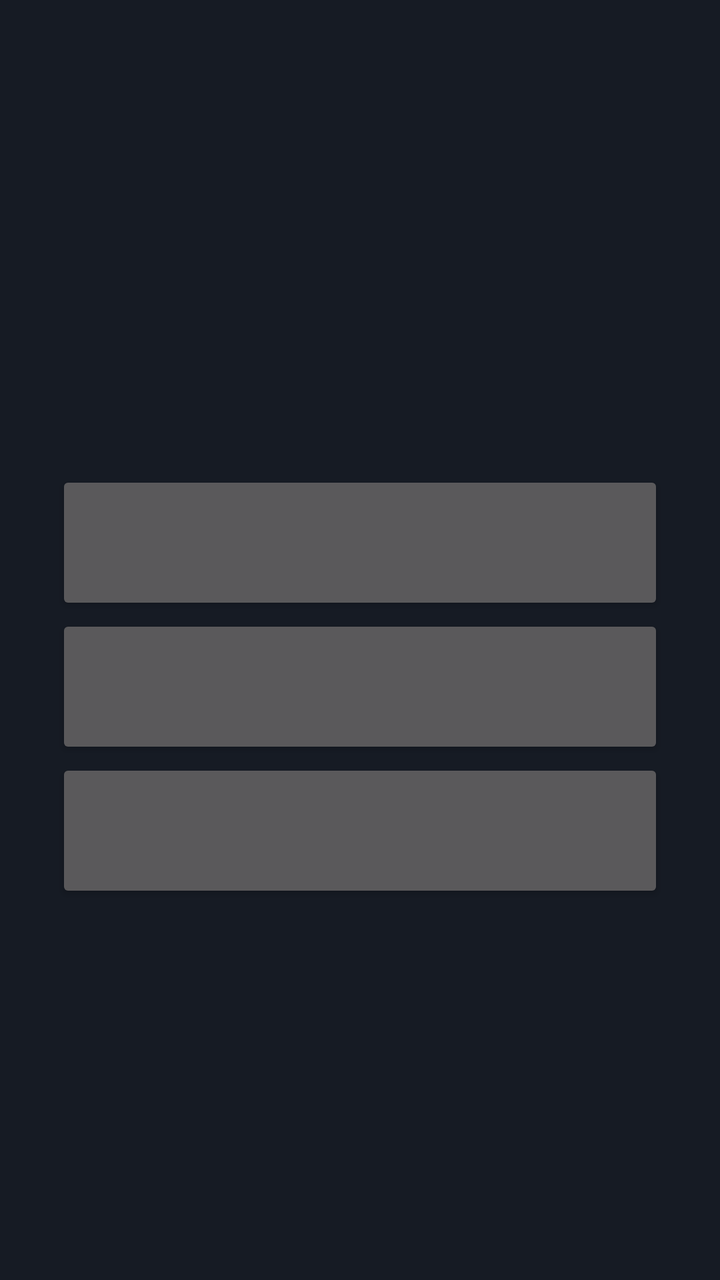
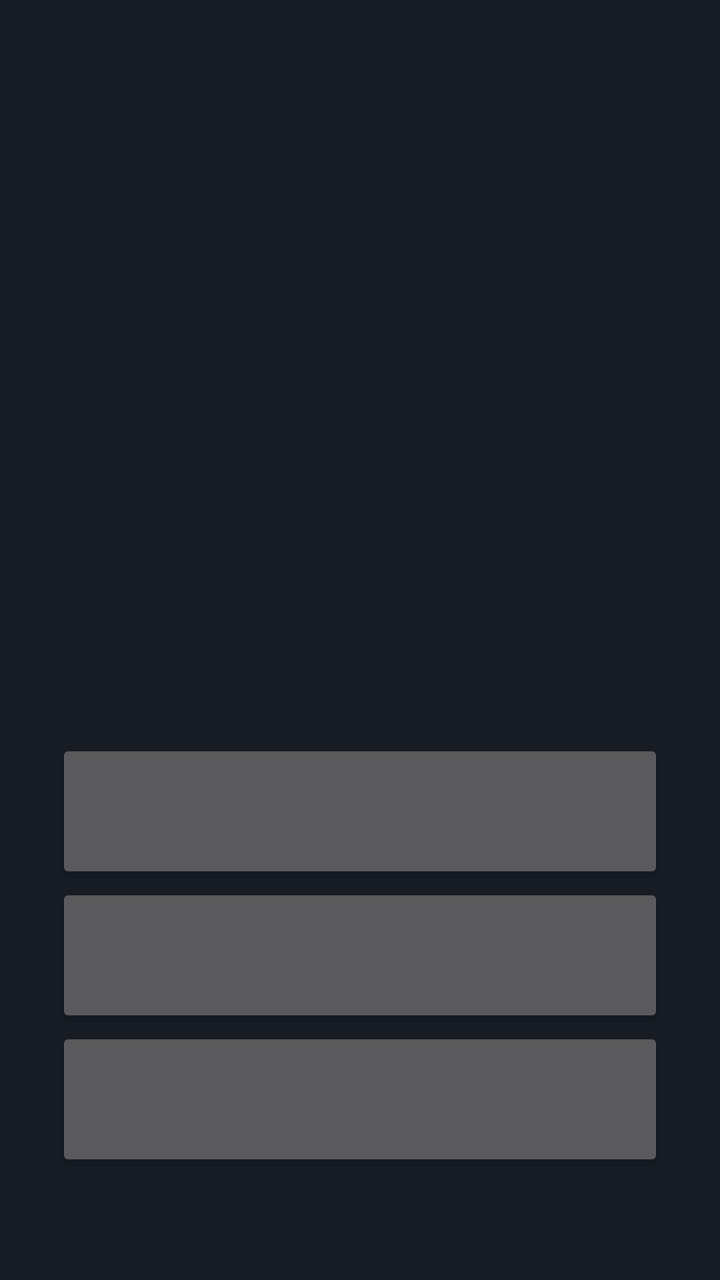

Compare the two renders of this Android layout. The source of the first and the diff that turns it into the second are given below.
<!-- AndroidManifest.xml: application theme Theme.NicegramVR.Start -->
<!-- res/layout/vr_room_panel.xml -->
<?xml version="1.0" encoding="utf-8"?>
<ScrollView xmlns:android="http://schemas.android.com/apk/res/android"
    android:layout_width="match_parent" android:layout_height="match_parent" android:background="#161B24" android:fillViewport="true">
    <LinearLayout android:layout_width="match_parent" android:layout_height="wrap_content" android:orientation="vertical" android:padding="28dp">
        <TextView android:id="@+id/room_title" android:layout_width="match_parent" android:layout_height="wrap_content" android:textColor="#E8ECF3" android:textSize="28sp" />
        <TextView android:id="@+id/room_notice" android:layout_width="match_parent" android:layout_height="wrap_content" android:layout_marginTop="12dp" android:textColor="#E8ECF3" android:textSize="20sp" />
        <TextView android:id="@+id/room_status" android:layout_width="match_parent" android:layout_height="wrap_content" android:layout_marginTop="12dp" android:textColor="#E8ECF3" android:textSize="22sp" android:accessibilityLiveRegion="polite" />
        <TextView android:id="@+id/room_people" android:layout_width="match_parent" android:layout_height="wrap_content" android:layout_marginTop="16dp" android:textColor="#E8ECF3" android:textSize="24sp" />
        <TextView android:id="@+id/room_call_status" android:layout_width="match_parent" android:layout_height="wrap_content" android:layout_marginTop="12dp" android:textColor="#E8ECF3" android:textSize="22sp" android:accessibilityLiveRegion="polite" />
        <Button android:id="@+id/room_call" android:layout_width="match_parent" android:layout_height="72dp" android:textSize="22sp" android:textAllCaps="false" />
        <Button android:id="@+id/room_mic" android:layout_width="match_parent" android:layout_height="72dp" android:textSize="22sp" android:textAllCaps="false" />
        <Button android:id="@+id/room_exit" android:layout_width="match_parent" android:layout_height="72dp" android:textSize="22sp" android:textAllCaps="false" />
    </LinearLayout>
</ScrollView>
<!-- resources referenced by this layout -->
<resources>
  <style name="Theme.NicegramVR.Start" parent="Theme.AppCompat">
          <item name="android:windowActionBar">false</item>
          <item name="android:windowNoTitle">true</item>
          <item name="android:colorBackground">@color/vr_launch_background</item>
          <item name="android:windowBackground">@color/vr_launch_background</item>
          <item name="android:windowContentOverlay">@null</item>
      </style>
  <color name="vr_launch_background">#FF0E1621</color>
</resources>

<!-- the commit's change to res/layout/vr_room_panel.xml (unified diff, before → after) -->
@@ -3,11 +3,14 @@
     android:layout_width="match_parent" android:layout_height="match_parent" android:background="#161B24" android:fillViewport="true">
     <LinearLayout android:layout_width="match_parent" android:layout_height="wrap_content" android:orientation="vertical" android:padding="28dp">
         <TextView android:id="@+id/room_title" android:layout_width="match_parent" android:layout_height="wrap_content" android:textColor="#E8ECF3" android:textSize="28sp" />
-        <TextView android:id="@+id/room_notice" android:layout_width="match_parent" android:layout_height="wrap_content" android:layout_marginTop="12dp" android:textColor="#E8ECF3" android:textSize="20sp" />
+        <TextView android:id="@+id/room_notice" android:layout_width="match_parent" android:layout_height="wrap_content" android:layout_marginTop="12dp" android:textColor="#AEB6C4" android:textSize="20sp" />
         <TextView android:id="@+id/room_status" android:layout_width="match_parent" android:layout_height="wrap_content" android:layout_marginTop="12dp" android:textColor="#E8ECF3" android:textSize="22sp" android:accessibilityLiveRegion="polite" />
-        <TextView android:id="@+id/room_people" android:layout_width="match_parent" android:layout_height="wrap_content" android:layout_marginTop="16dp" android:textColor="#E8ECF3" android:textSize="24sp" />
+        <TextView android:id="@+id/room_people_title" android:layout_width="match_parent" android:layout_height="wrap_content" android:layout_marginTop="20dp" android:textColor="#AEB6C4" android:textSize="20sp" />
+        <TextView android:id="@+id/room_people" android:layout_width="match_parent" android:layout_height="wrap_content" android:layout_marginTop="6dp" android:textColor="#E8ECF3" android:textSize="24sp" />
+        <TextView android:id="@+id/room_call_title" android:layout_width="match_parent" android:layout_height="wrap_content" android:layout_marginTop="20dp" android:textColor="#AEB6C4" android:textSize="20sp" />
+        <TextView android:id="@+id/room_call_people" android:layout_width="match_parent" android:layout_height="wrap_content" android:layout_marginTop="6dp" android:textColor="#E8ECF3" android:textSize="24sp" android:accessibilityLiveRegion="polite" />
         <TextView android:id="@+id/room_call_status" android:layout_width="match_parent" android:layout_height="wrap_content" android:layout_marginTop="12dp" android:textColor="#E8ECF3" android:textSize="22sp" android:accessibilityLiveRegion="polite" />
-        <Button android:id="@+id/room_call" android:layout_width="match_parent" android:layout_height="72dp" android:textSize="22sp" android:textAllCaps="false" />
+        <Button android:id="@+id/room_call" android:layout_width="match_parent" android:layout_height="72dp" android:layout_marginTop="12dp" android:textSize="22sp" android:textAllCaps="false" />
         <Button android:id="@+id/room_mic" android:layout_width="match_parent" android:layout_height="72dp" android:textSize="22sp" android:textAllCaps="false" />
         <Button android:id="@+id/room_exit" android:layout_width="match_parent" android:layout_height="72dp" android:textSize="22sp" android:textAllCaps="false" />
     </LinearLayout>
